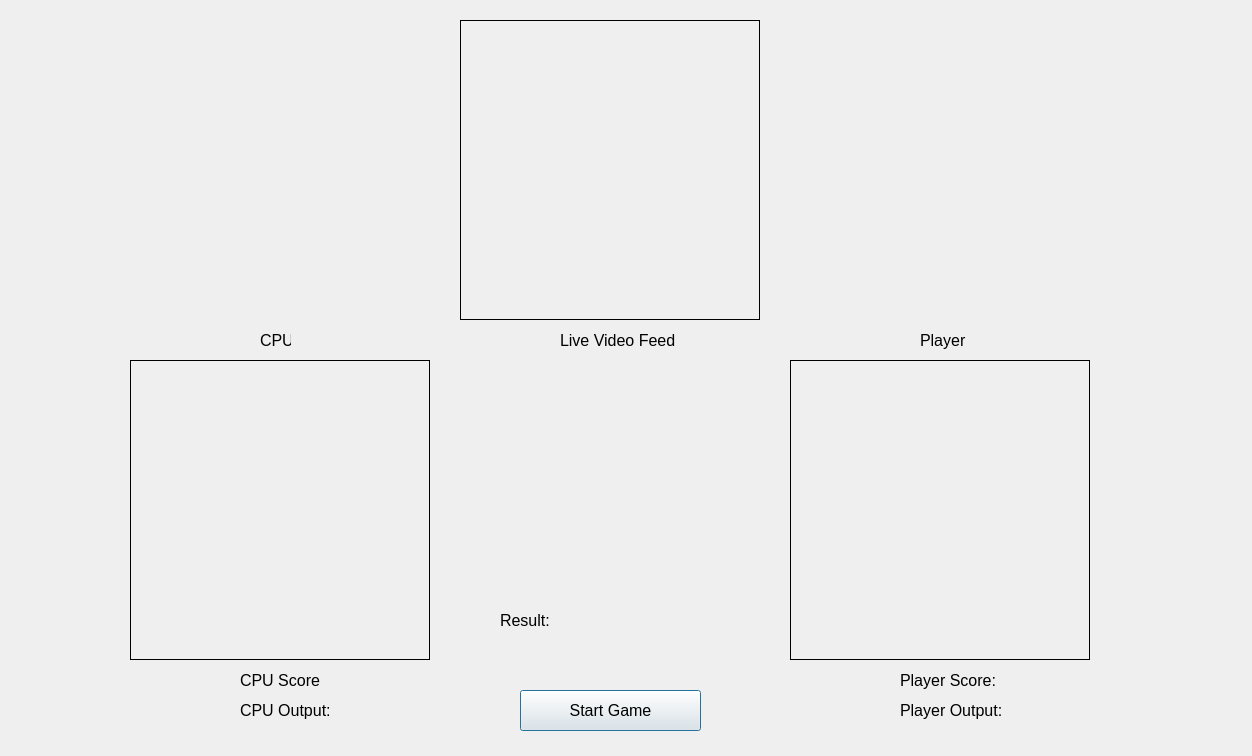
mehra-sourav/Rock-Paper-Scissors, file Game.ui: the form before one commit.
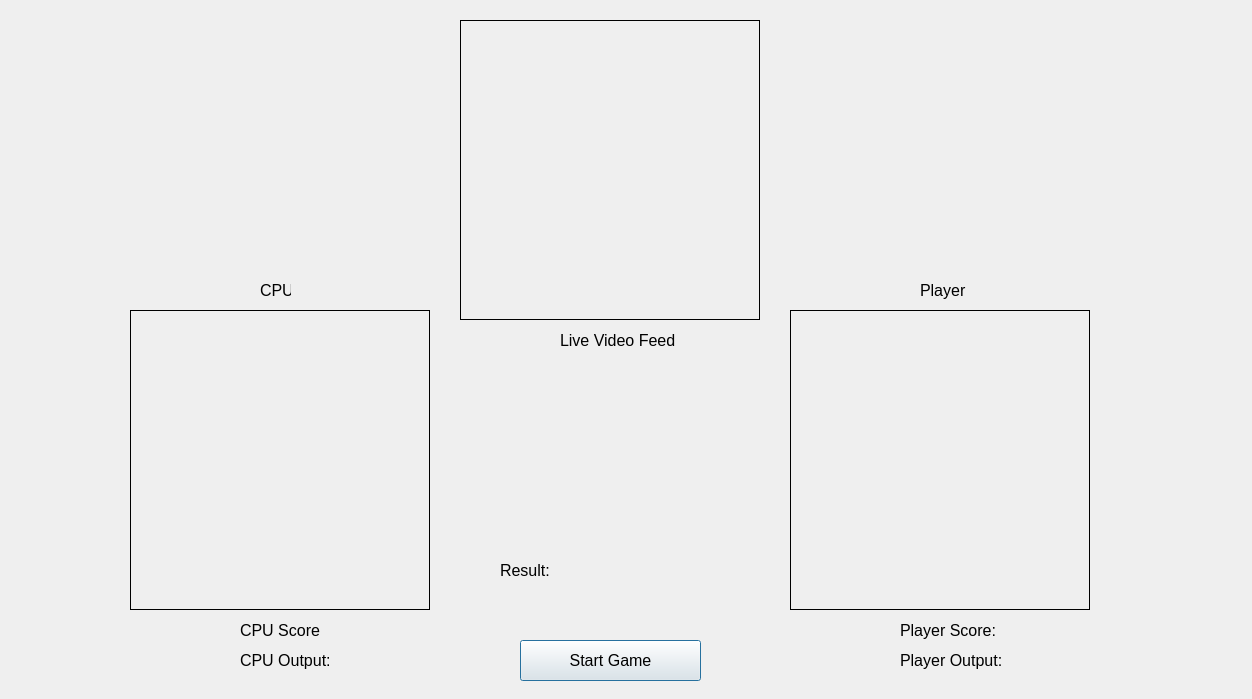
The form after the commit.

What changed in the file:
```diff
--- a/Game.ui
+++ b/Game.ui
@@ -7,7 +7,7 @@
     <x>0</x>
     <y>0</y>
     <width>1252</width>
-    <height>756</height>
+    <height>699</height>
    </rect>
   </property>
   <property name="windowTitle">
@@ -17,7 +17,7 @@
    <property name="geometry">
     <rect>
      <x>520</x>
-     <y>690</y>
+     <y>640</y>
      <width>181</width>
      <height>41</height>
     </rect>
@@ -35,7 +35,7 @@
    <property name="geometry">
     <rect>
      <x>260</x>
-     <y>330</y>
+     <y>280</y>
      <width>31</width>
      <height>21</height>
     </rect>
@@ -53,7 +53,7 @@
    <property name="geometry">
     <rect>
      <x>920</x>
-     <y>330</y>
+     <y>280</y>
      <width>51</width>
      <height>21</height>
     </rect>
@@ -71,7 +71,7 @@
    <property name="geometry">
     <rect>
      <x>130</x>
-     <y>360</y>
+     <y>310</y>
      <width>300</width>
      <height>300</height>
     </rect>
@@ -87,7 +87,7 @@
    <property name="geometry">
     <rect>
      <x>790</x>
-     <y>360</y>
+     <y>310</y>
      <width>300</width>
      <height>300</height>
     </rect>
@@ -119,7 +119,7 @@
    <property name="geometry">
     <rect>
      <x>240</x>
-     <y>670</y>
+     <y>620</y>
      <width>81</width>
      <height>21</height>
     </rect>
@@ -137,7 +137,7 @@
    <property name="geometry">
     <rect>
      <x>900</x>
-     <y>670</y>
+     <y>620</y>
      <width>111</width>
      <height>21</height>
     </rect>
@@ -173,7 +173,7 @@
    <property name="geometry">
     <rect>
      <x>240</x>
-     <y>700</y>
+     <y>650</y>
      <width>231</width>
      <height>21</height>
     </rect>
@@ -191,7 +191,7 @@
    <property name="geometry">
     <rect>
      <x>900</x>
-     <y>700</y>
+     <y>650</y>
      <width>171</width>
      <height>21</height>
     </rect>
@@ -209,7 +209,7 @@
    <property name="geometry">
     <rect>
      <x>500</x>
-     <y>610</y>
+     <y>560</y>
      <width>151</width>
      <height>21</height>
     </rect>
```
